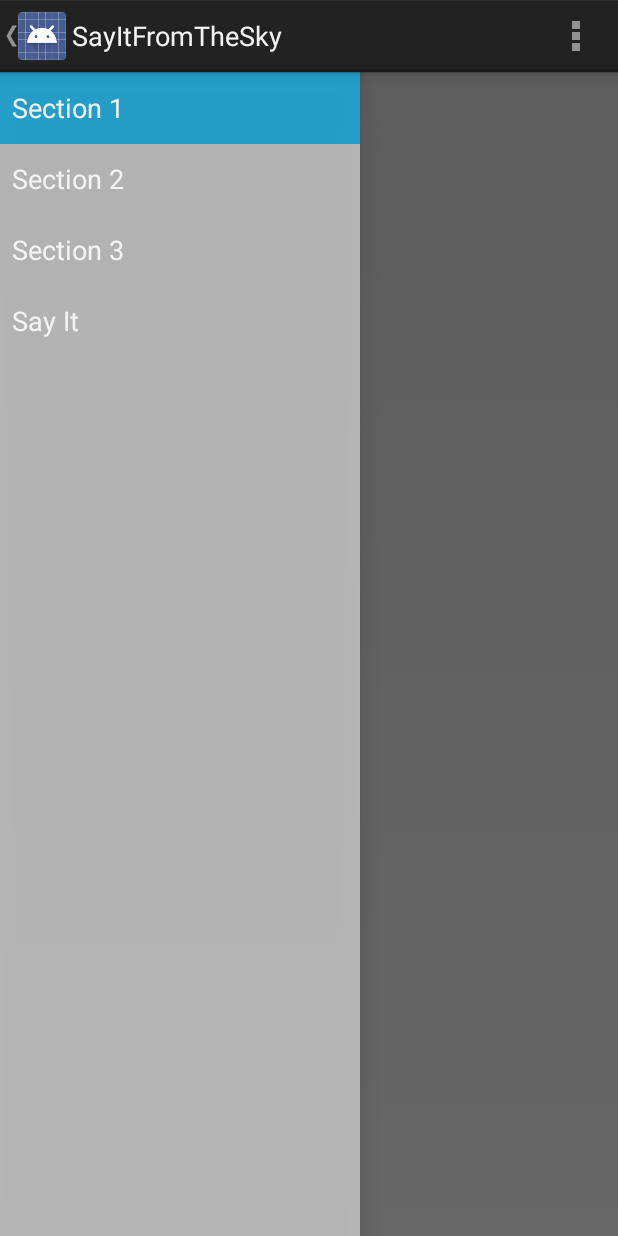
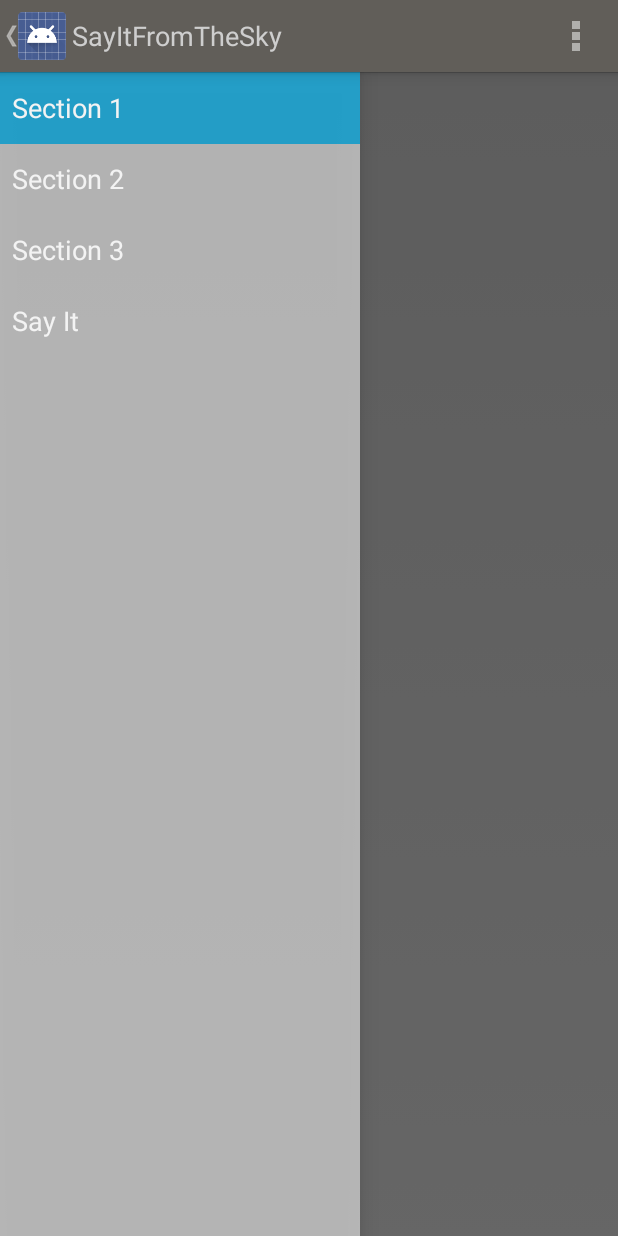
Before and after one commit to tvbarthel/SayItFromTheSky, an Android app: the screen it shows after launch (MainActivity), on a phone screen of 412 x 824 dp. Run offline under Robolectric (Android 15) with nearby library versions, the phone set to English and light mode, and no system bars; 2 statements that could not run were skipped.

Commit message:
First attempt at customizing application style

```diff
--- a/SayItFromTheSky/src/main/java/fr/tvbarthel/apps/sayitfromthesky/NavigationDrawerFragment.java
+++ b/SayItFromTheSky/src/main/java/fr/tvbarthel/apps/sayitfromthesky/NavigationDrawerFragment.java
@@ -139,7 +139,7 @@ public class NavigationDrawerFragment extends Fragment {
         mDrawerToggle = new ActionBarDrawerToggle(
                 getActivity(),                    /* host Activity */
                 mDrawerLayout,                    /* DrawerLayout object */
-                R.drawable.ic_drawer,             /* nav drawer image to replace 'Up' caret */
+                R.drawable.ic_navigation_drawer,             /* nav drawer image to replace 'Up' caret */
                 R.string.navigation_drawer_open,  /* "open drawer" description for accessibility */
                 R.string.navigation_drawer_close  /* "close drawer" description for accessibility */
         ) {
--- /dev/null
+++ b/SayItFromTheSky/src/main/res/values/colors.xml
@@ -0,0 +1,6 @@
+<?xml version="1.0" encoding="utf-8"?>
+<resources>
+    <color name="grey_dark">#615E59</color>
+    <color name="grey_light">#CECECE</color>
+    <color name="red_light">#E87162</color>
+</resources>
--- a/SayItFromTheSky/src/main/res/values/styles.xml
+++ b/SayItFromTheSky/src/main/res/values/styles.xml
@@ -3,6 +3,16 @@
     <!-- Base application theme. -->
     <style name="AppTheme" parent="android:Theme.Holo.Light.DarkActionBar">
         <!-- Customize your theme here. -->
+        <item name="android:actionBarStyle">@style/AppTheme.ActionBar</item>
+    </style>
+
+    <style name="AppTheme.ActionBar" parent="android:Widget.ActionBar">
+        <item name="android:background">@color/grey_dark</item>
+        <item name="android:titleTextStyle">@style/AppTheme.ActionBar.TitleText</item>
+    </style>
+
+    <style name="AppTheme.ActionBar.TitleText" parent="android:TextAppearance.Holo.Widget.ActionBar.Title">
+        <item name="android:textColor">@color/grey_light</item>
     </style>
 
 </resources>
```
Also changed, not shown: SayItFromTheSky/src/main/ic_launcher-web.png, SayItFromTheSky/src/main/res/drawable-hdpi/ic_launcher.png, SayItFromTheSky/src/main/res/drawable-mdpi/ic_launcher.png, SayItFromTheSky/src/main/res/drawable-mdpi/ic_navigation_drawer.png (added), SayItFromTheSky/src/main/res/drawable-xhdpi/ic_launcher.png, SayItFromTheSky/src/main/res/drawable-xhdpi/ic_navigation_drawer.png (added), SayItFromTheSky/src/main/res/drawable-xxhdpi/ic_launcher.png.
